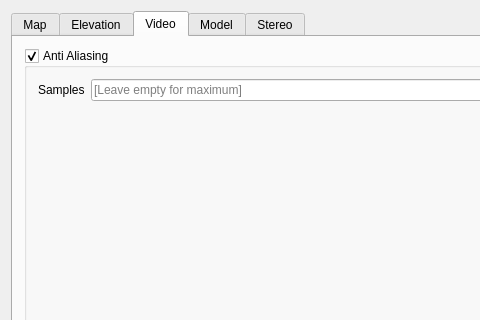
Before: the Qt Designer form src/plugins/globe/globe_plugin_dialog_guibase.ui in qgis/QGIS, drawn with Qt 5; both pictures show x 0 to 480 and y 0 to 320 of the 1407 by 534 pixel window.
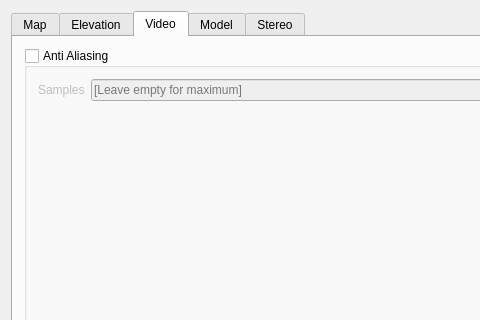
After: the same form once the commit is applied. The open tabs and pages were chosen to show the change. Icons and pictures are not drawn.

Commit message: Globe: anti-aliasing disabled by default

```diff
--- a/src/plugins/globe/globe_plugin_dialog_guibase.ui
+++ b/src/plugins/globe/globe_plugin_dialog_guibase.ui
@@ -403,6 +403,9 @@
          <property name="checkable">
           <bool>true</bool>
          </property>
+         <property name="checked">
+          <bool>false</bool>
+         </property>
          <layout class="QFormLayout" name="formLayout">
           <property name="fieldGrowthPolicy">
            <enum>QFormLayout::AllNonFixedFieldsGrow</enum>
```
The commit also changes 1 other file.
